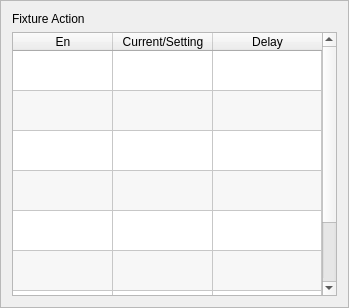
dongdong-2009/3-5AxisRobot, file hcinstruction/ichcfixturepage.ui: the form before one commit.
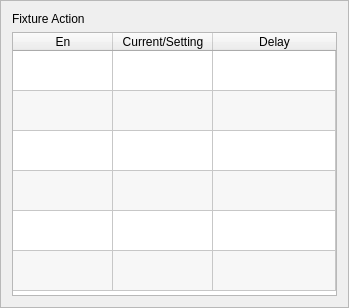
The form after the commit. Icons and pictures are not drawn. Custom widgets are drawn as their Qt base class.

Patch:
```diff
--- a/hcinstruction/ichcfixturepage.ui
+++ b/hcinstruction/ichcfixturepage.ui
@@ -141,16 +141,6 @@
        <string>Sucker2</string>
       </property>
      </row>
-     <row>
-      <property name="text">
-       <string>Sucker3</string>
-      </property>
-     </row>
-     <row>
-      <property name="text">
-       <string>Sucker4</string>
-      </property>
-     </row>
      <column>
       <property name="text">
        <string>En</string>
@@ -253,16 +243,6 @@
        <string/>
       </property>
      </item>
-     <item row="6" column="0">
-      <property name="checkState">
-       <enum>Unchecked</enum>
-      </property>
-     </item>
-     <item row="7" column="0">
-      <property name="checkState">
-       <enum>Unchecked</enum>
-      </property>
-     </item>
     </widget>
    </item>
   </layout>
```
